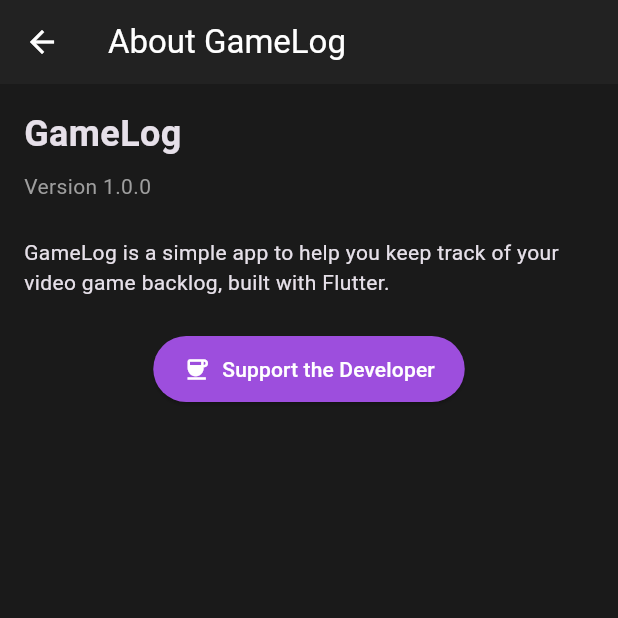
After one commit to Morningknight/gamelog, a Flutter app: the screen it shows after launch, after a tap on the "info outline" icon, on a phone screen of 412 x 824 dp, the top half of it. The commit adds this screen. Run offline on Flutter 3.47's test engine with Material 3 defaults, Android fonts, the phone set to English and light mode, and no system bars; our stand-ins replace flutter_riverpod, hive, hive_flutter; accounts and stored records are empty.

Commit message:
Feat: Add custom app icon and finalize v1.0

```diff
--- a/lib/main.dart
+++ b/lib/main.dart
@@ -1,7 +1,8 @@
 import 'package:flutter/material.dart';
-import 'package:flutter_riverpod/flutter_riverpod.dart'; // <-- THIS IS THE CRITICAL IMPORT
+import 'package:flutter_riverpod/flutter_riverpod.dart';
 import 'package:gamelog/models/game.dart';
 import 'package:gamelog/providers/game_provider.dart';
+import 'package:gamelog/screens/about_screen.dart'; // <-- Added import
 import 'package:gamelog/screens/add_edit_game_screen.dart';
 import 'package:gamelog/widgets/game_list_view.dart';
 import 'package:hive_flutter/hive_flutter.dart';
@@ -77,7 +78,7 @@
         // Show the current filter in the title
         title: Text(_filterTitle(currentFilter)),
         actions: [
-          // This is our filter menu button
+          // Filter Button
           PopupMenuButton<GameFilter>(
             icon: const Icon(Icons.filter_list),
             onSelected: (filter) {
@@ -93,6 +94,17 @@
               const PopupMenuItem(value: GameFilter.notStarted, child: Text('Not Started')),
             ],
           ),
+
+          // --- THIS IS THE NEWLY ADDED BUTTON ---
+          IconButton(
+            icon: const Icon(Icons.info_outline),
+            onPressed: () {
+              Navigator.of(context).push(
+                MaterialPageRoute(builder: (ctx) => const AboutScreen()),
+              );
+            },
+          ),
+          // --- END OF NEW BUTTON ---
         ],
       ),
       body: GameListView(games: games),
--- /dev/null
+++ b/lib/screens/about_screen.dart
@@ -0,0 +1,61 @@
+import 'package:flutter/material.dart';
+import 'package:url_launcher/url_launcher.dart';
+
+class AboutScreen extends StatelessWidget {
+  const AboutScreen({super.key});
+
+  // Your "Buy Me a Coffee" URL.
+  // IMPORTANT: Replace 'your_username' with your actual username!
+  final String _buyMeACoffeeUrl = 'https://www.buymeacoffee.com/your_username';
+
+  Future<void> _launchUrl(String urlString) async {
+    final Uri url = Uri.parse(urlString);
+    if (!await launchUrl(url, mode: LaunchMode.externalApplication)) {
+      // Optional: Show an error to the user if the URL can't be launched.
+      print('Could not launch $urlString');
+    }
+  }
+
+  @override
+  Widget build(BuildContext context) {
+    return Scaffold(
+      appBar: AppBar(
+        title: const Text('About GameLog'),
+      ),
+      body: Padding(
+        padding: const EdgeInsets.all(16.0),
+        child: Column(
+          crossAxisAlignment: CrossAxisAlignment.start,
+          children: [
+            const Text(
+              'GameLog',
+              style: TextStyle(fontSize: 24, fontWeight: FontWeight.bold),
+            ),
+            const SizedBox(height: 8),
+            const Text(
+              'Version 1.0.0',
+              style: TextStyle(color: Colors.grey),
+            ),
+            const SizedBox(height: 24),
+            const Text(
+              'GameLog is a simple app to help you keep track of your video game backlog, built with Flutter.',
+            ),
+            const SizedBox(height: 24),
+            Center(
+              child: ElevatedButton.icon(
+                icon: const Icon(Icons.coffee),
+                label: const Text('Support the Developer'),
+                onPressed: () => _launchUrl(_buyMeACoffeeUrl),
+                style: ElevatedButton.styleFrom(
+                  backgroundColor: Theme.of(context).colorScheme.primary,
+                  foregroundColor: Theme.of(context).colorScheme.onPrimary,
+                  padding: const EdgeInsets.symmetric(horizontal: 20, vertical: 12),
+                ),
+              ),
+            ),
+          ],
+        ),
+      ),
+    );
+  }
+}
```
Also changed, not shown: pubspec.yaml (+25 -1 lines), assets/images/icon.png (added), pubspec.lock, 11 other files.
